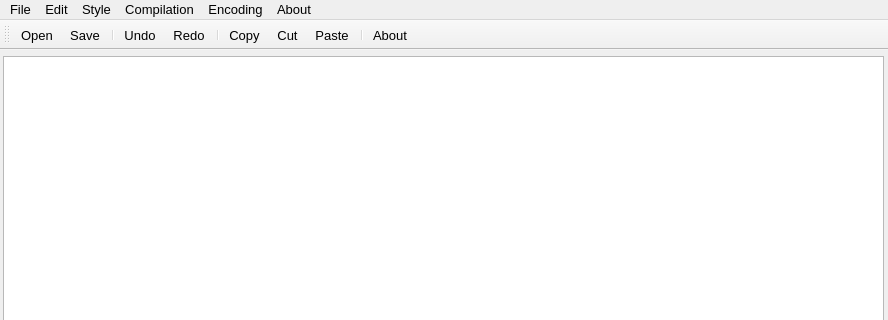
Before: the Qt Designer form text_edit.ui in diemvs/text_editor, drawn with Qt 5; both pictures show x 0 to 888 and y 0 to 320 of the 888 by 500 pixel window.
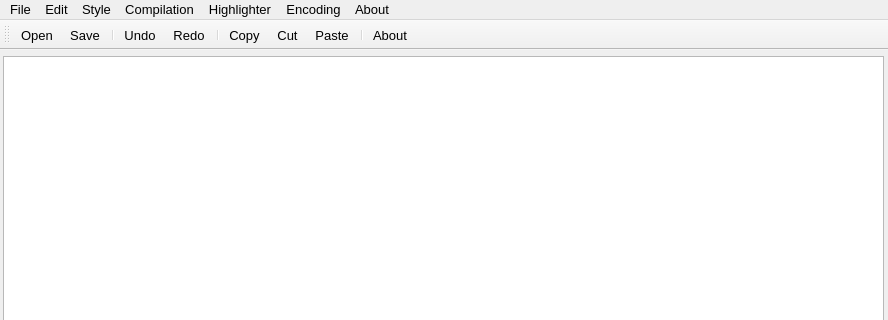
After: the same form once the commit is applied. Icons and pictures are not drawn.

Diff of the .ui file:
```diff
--- a/text_edit.ui
+++ b/text_edit.ui
@@ -110,10 +110,19 @@
     <addaction name="codecIBM866"/>
     <addaction name="codecCP1251"/>
    </widget>
+   <widget class="QMenu" name="menuHighlighter">
+    <property name="title">
+     <string>Highlighter</string>
+    </property>
+    <addaction name="separator"/>
+    <addaction name="hlOn"/>
+    <addaction name="hlOff"/>
+   </widget>
    <addaction name="menuFile"/>
    <addaction name="menuEdit_2"/>
    <addaction name="menuEdit"/>
    <addaction name="menu"/>
+   <addaction name="menuHighlighter"/>
    <addaction name="menuText_Codec"/>
    <addaction name="menuAbout"/>
   </widget>
```
Left out of the diff: 10 changed lines with no effect on the pictures.
